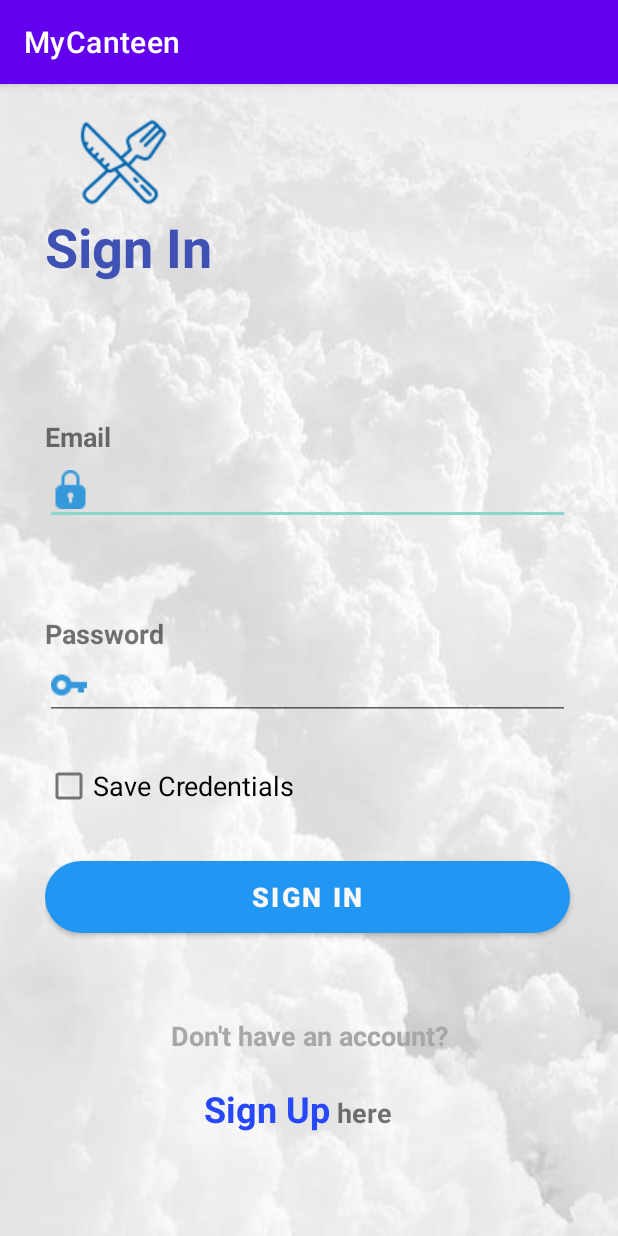
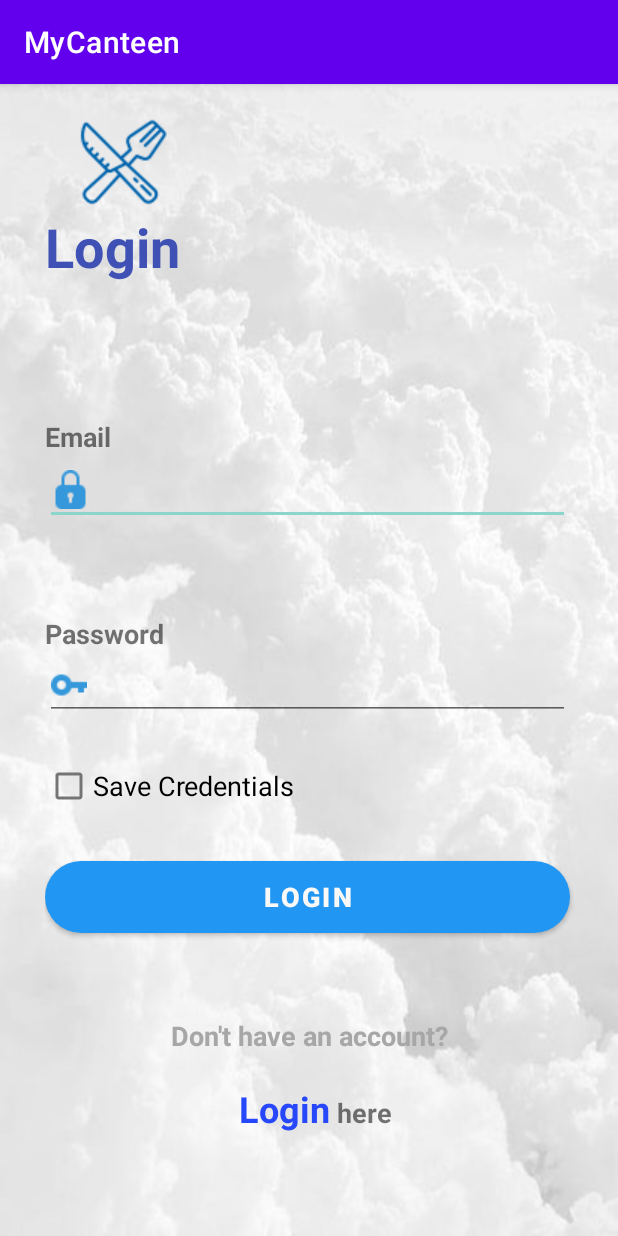
Before and after one commit to nuskan1234/Food-App, an Android app: the loginJava screen opened directly, with no data from a screen before it, on a phone screen of 412 x 824 dp. Run offline under Robolectric (Android 15) with nearby library versions, the phone set to English and light mode, and no system bars.

Commit message:
second commit

```diff
--- a/app/src/main/res/layout/login_page.xml
+++ b/app/src/main/res/layout/login_page.xml
@@ -25,7 +25,7 @@
             android:layout_width="match_parent"
             android:layout_height="wrap_content"
             android:layout_marginBottom="70dp"
-            android:text="Sign In"
+            android:text="Login"
             android:textColor="#3F51B5"
             android:textSize="36sp"
             android:textStyle="bold" />
@@ -85,7 +85,7 @@
             android:layout_marginEnd="10dp"
             android:layout_marginRight="10dp"
             android:layout_weight="1"
-            android:text="Sign In"
+            android:text="Login"
             android:textColor="#FBF8F8"
             android:textSize="18sp"
             android:textStyle="bold"
@@ -121,7 +121,7 @@
                 android:layout_width="220dp"
                 android:layout_height="wrap_content"
                 android:gravity="right"
-                android:text="Sign Up"
+                android:text="Login"
                 android:textAllCaps="false"
                 android:textColor="#2747FB"
                 android:textSize="24sp"
```
